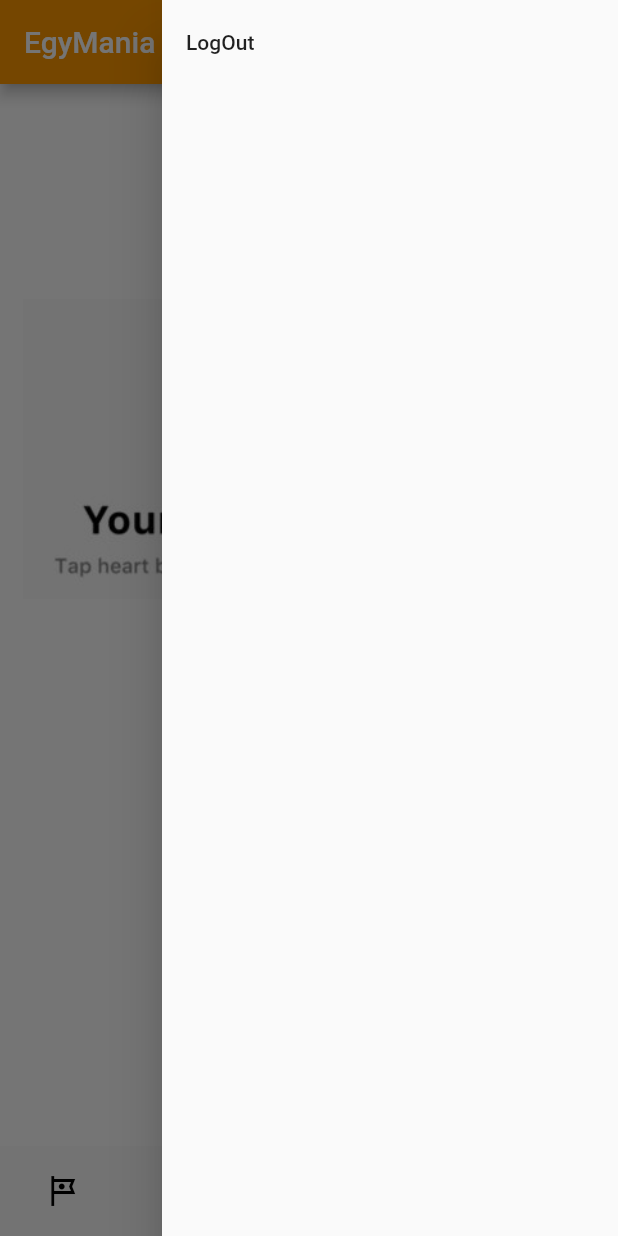
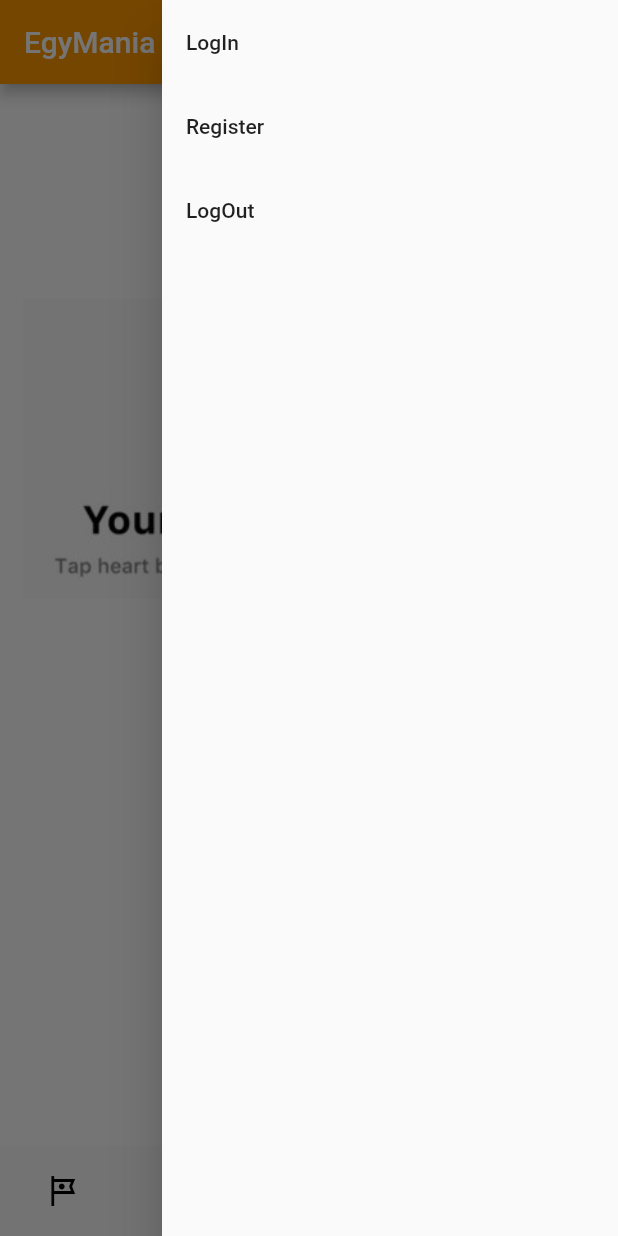
Before and after one commit to nathaliesameh26/DiscoverEgypt, a Flutter app: the screen it shows after launch, item 3 of the bottom bar chosen, with the side drawer open, on a phone screen of 412 x 824 dp. Run offline on Flutter 3.47's test engine with Material 2 defaults, Android fonts, the phone set to English and light mode, and no system bars.

Commit message:
update main

```diff
--- a/mobileapplication/lib/main.dart
+++ b/mobileapplication/lib/main.dart
@@ -75,6 +75,20 @@ class _MainPageState extends State<MyHomePage> {
       endDrawer: Drawer(
           child: ListView(
         children: [
+          ListTile(
+              title: const Text('LogIn'),
+              onTap: () {
+                Navigator.of(context).push(
+                  MaterialPageRoute(builder: (context) => Login()),
+                );
+              }),
+          ListTile(
+              title: const Text('Register'),
+              onTap: () {
+                Navigator.of(context).push(
+                  MaterialPageRoute(builder: (context) => Register()),
+                );
+              }),
           ListTile(title: Text('LogOut')),
         ],
       )),
```
